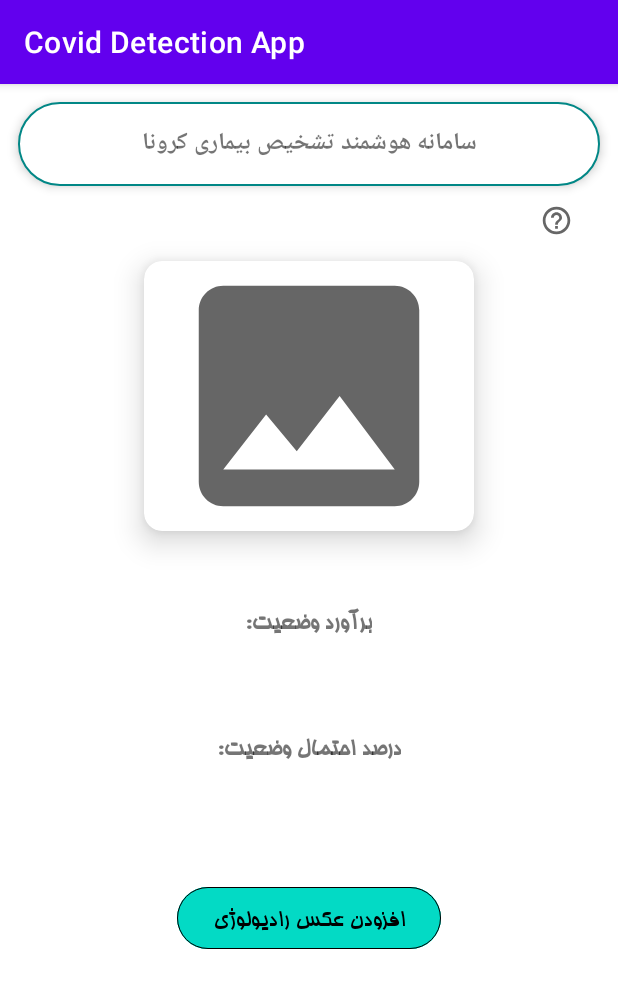
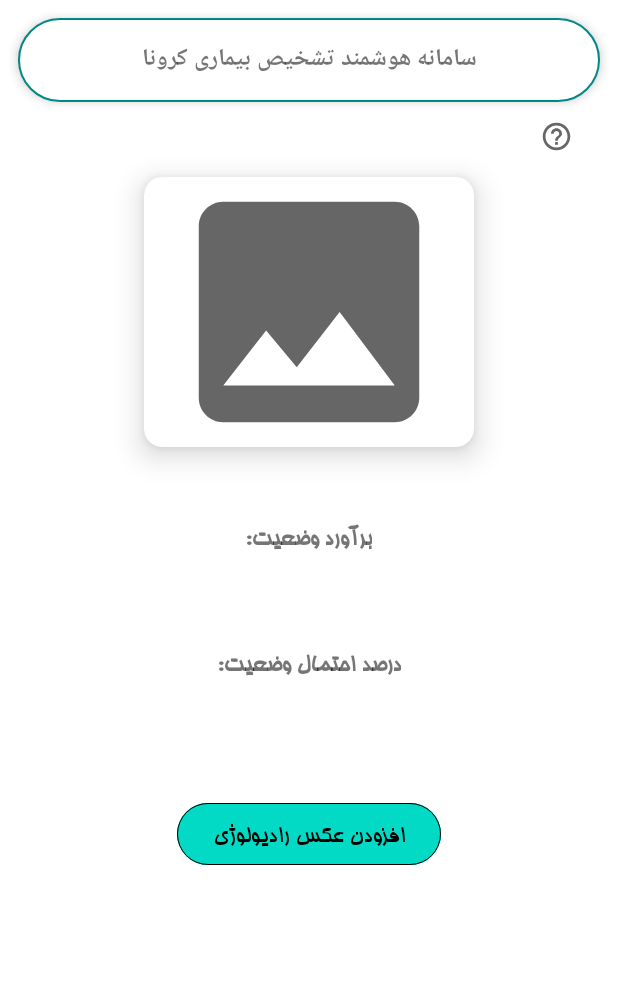
Before and after one commit to amirhosseinsarbazvatan/CovidDetector, an Android app: the screen it shows after launch (MainPageActivity), on a phone screen of 412 x 824 dp. Shown: the top 988 px of the screen. Run offline under Robolectric (Android 15) with nearby library versions, the phone set to English and light mode, and no system bars; libraries missing offline, so code that uses them is left out: org.tensorflow.lite.

Commit message:
Remove Actionbar commit

```diff
--- a/app/src/main/res/layout/activity_main_page.xml
+++ b/app/src/main/res/layout/activity_main_page.xml
@@ -80,9 +80,9 @@
                 android:layout_below="@+id/image_box_card"
                 android:layout_centerHorizontal="true"
                 android:layout_marginTop="15dp"
+                android:fontFamily="@font/homa"
                 android:gravity="center"
                 android:text="برآورد وضعیت:"
-                android:fontFamily="@font/homa"
                 android:textSize="16sp"
                 android:textStyle="bold" />
 
--- a/app/src/main/res/values/themes.xml
+++ b/app/src/main/res/values/themes.xml
@@ -1,6 +1,6 @@
 <resources xmlns:tools="http://schemas.android.com/tools">
     <!-- Base application theme. -->
-    <style name="Theme.CovidDetectionApp" parent="Theme.MaterialComponents.DayNight.DarkActionBar">
+    <style name="Theme.CovidDetectionApp" parent="Theme.MaterialComponents.DayNight.NoActionBar">
         <!-- Primary brand color. -->
         <item name="colorPrimary">@color/purple_500</item>
         <item name="colorPrimaryVariant">@color/purple_700</item>
```
